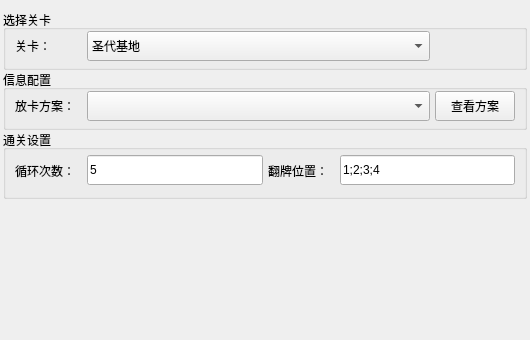
First picture: the form in AppImplement/UIFiles/VolcanicRelicParam.ui, repository LinFeng-BingYi/FVM_Backstage_Assistant_LFBY, before the edit.
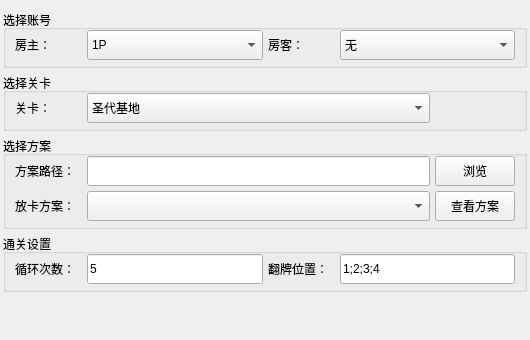
Second picture: the form after the edit.

Commit message: 优化各功能界面，使得在[开始]功能中选择组队模式的前提下，其他功能仍然可以选择单人模式; 此外，为每个功能都增加“放卡ini文件路径的选择，方便多个ini文件的使用

```diff
--- a/AppImplement/UIFiles/VolcanicRelicParam.ui
+++ b/AppImplement/UIFiles/VolcanicRelicParam.ui
@@ -13,9 +13,9 @@
   <property name="windowTitle">
    <string>Form</string>
   </property>
-  <layout class="QVBoxLayout" name="verticalLayout_top" stretch="1,1,1,2">
+  <layout class="QVBoxLayout" name="verticalLayout_top">
    <property name="spacing">
-    <number>0</number>
+    <number>5</number>
    </property>
    <property name="leftMargin">
     <number>3</number>
@@ -29,6 +29,95 @@
    <property name="bottomMargin">
     <number>3</number>
    </property>
+   <item>
+    <widget class="QGroupBox" name="groupBox_select_players">
+     <property name="title">
+      <string>选择账号</string>
+     </property>
+     <layout class="QHBoxLayout" name="horizontalLayout_select_player">
+      <property name="spacing">
+       <number>5</number>
+      </property>
+      <property name="topMargin">
+       <number>0</number>
+      </property>
+      <property name="bottomMargin">
+       <number>5</number>
+      </property>
+      <item>
+       <widget class="QLabel" name="label_select_1p">
+        <property name="maximumSize">
+         <size>
+          <width>67</width>
+          <height>16777215</height>
+         </size>
+        </property>
+        <property name="text">
+         <string>房主：</string>
+        </property>
+       </widget>
+      </item>
+      <item>
+       <widget class="QComboBox" name="comboBox_select_1p">
+        <property name="minimumSize">
+         <size>
+          <width>0</width>
+          <height>30</height>
+         </size>
+        </property>
+        <item>
+         <property name="text">
+          <string>1P</string>
+         </property>
+        </item>
+        <item>
+         <property name="text">
+          <string>2P</string>
+         </property>
+        </item>
+       </widget>
+      </item>
+      <item>
+       <widget class="QLabel" name="label_select_2p">
+        <property name="maximumSize">
+         <size>
+          <width>67</width>
+          <height>16777215</height>
+         </size>
+        </property>
+        <property name="text">
+         <string>房客：</string>
+        </property>
+       </widget>
+      </item>
+      <item>
+       <widget class="QComboBox" name="comboBox_select_2p">
+        <property name="minimumSize">
+         <size>
+          <width>0</width>
+          <height>30</height>
+         </size>
+        </property>
+        <item>
+         <property name="text">
+          <string>无</string>
+         </property>
+        </item>
+        <item>
+         <property name="text">
+          <string>1P</string>
+         </property>
+        </item>
+        <item>
+         <property name="text">
+          <string>2P</string>
+         </property>
+        </item>
+       </widget>
+      </item>
+     </layout>
+    </widget>
+   </item>
    <item>
     <widget class="QGroupBox" name="groupBox_select_level">
      <property name="maximumSize">
@@ -126,27 +215,69 @@
     </widget>
    </item>
    <item>
-    <widget class="QGroupBox" name="groupBox_1p_deck">
-     <property name="maximumSize">
-      <size>
-       <width>16777215</width>
-       <height>60</height>
-      </size>
-     </property>
+    <widget class="QGroupBox" name="groupBox_select_plan">
      <property name="title">
-      <string>信息配置</string>
+      <string>选择方案</string>
      </property>
-     <layout class="QHBoxLayout" name="horizontalLayout_1p_deck" stretch="1,2,0">
-      <property name="spacing">
-       <number>5</number>
-      </property>
+     <layout class="QGridLayout" name="gridLayout_select_plan">
       <property name="topMargin">
        <number>0</number>
       </property>
       <property name="bottomMargin">
        <number>5</number>
       </property>
-      <item>
+      <property name="spacing">
+       <number>5</number>
+      </property>
+      <item row="0" column="0">
+       <widget class="QLabel" name="label_plan_path">
+        <property name="minimumSize">
+         <size>
+          <width>67</width>
+          <height>0</height>
+         </size>
+        </property>
+        <property name="maximumSize">
+         <size>
+          <width>67</width>
+          <height>30</height>
+         </size>
+        </property>
+        <property name="text">
+         <string>方案路径：</string>
+        </property>
+       </widget>
+      </item>
+      <item row="0" column="1">
+       <widget class="QLineEdit" name="lineEdit_plan_path">
+        <property name="minimumSize">
+         <size>
+          <width>0</width>
+          <height>30</height>
+         </size>
+        </property>
+       </widget>
+      </item>
+      <item row="0" column="2">
+       <widget class="QPushButton" name="pushButton_plan_path">
+        <property name="minimumSize">
+         <size>
+          <width>80</width>
+          <height>30</height>
+         </size>
+        </property>
+        <property name="maximumSize">
+         <size>
+          <width>80</width>
+          <height>30</height>
+         </size>
+        </property>
+        <property name="text">
+         <string>浏览</string>
+        </property>
+       </widget>
+      </item>
+      <item row="1" column="0">
        <widget class="QLabel" name="label_1p_plan">
         <property name="maximumSize">
          <size>
@@ -159,7 +290,7 @@
         </property>
        </widget>
       </item>
-      <item>
+      <item row="1" column="1">
        <widget class="QComboBox" name="comboBox_1p_plan">
         <property name="minimumSize">
          <size>
@@ -169,7 +300,7 @@
         </property>
        </widget>
       </item>
-      <item>
+      <item row="1" column="2">
        <widget class="QPushButton" name="pushButton_view_plan">
         <property name="minimumSize">
          <size>
```
The commit also changes 32 other files.
